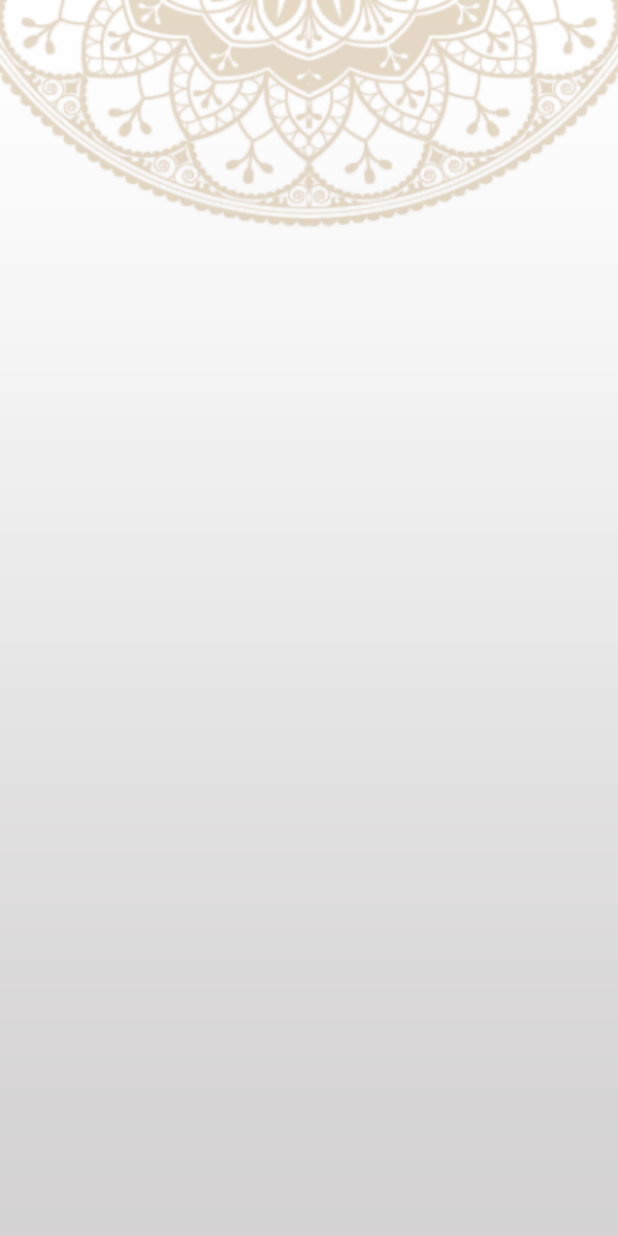
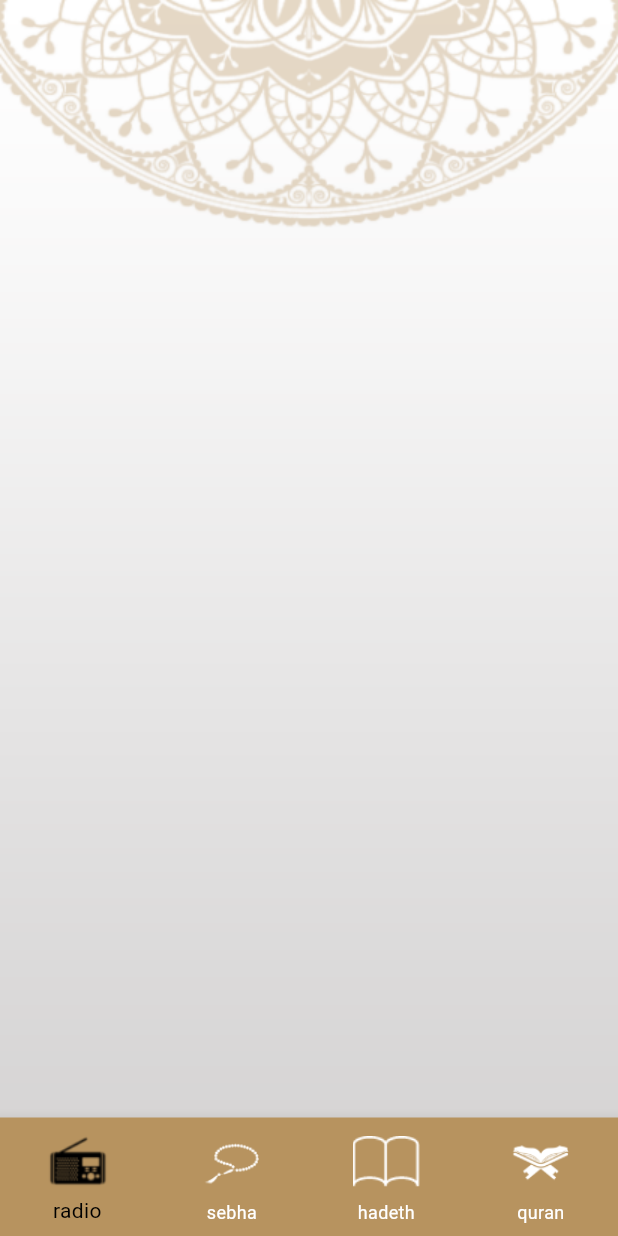
Before and after one commit to abanoub6/Islami-app, a Flutter app: the screen it shows after launch, on a phone screen of 412 x 824 dp. Run offline on Flutter 3.47's test engine with Material 3 defaults, Android fonts, the light colour scheme and no system bars.

Commit message:
adding navigation bar UI

```diff
--- a/lib/home.dart
+++ b/lib/home.dart
@@ -12,7 +12,50 @@ class Home extends StatelessWidget {
           image: AssetImage("assets/images/default_bg.png"),
         ),
       ),
-      child: Scaffold(backgroundColor: Colors.transparent),
+      child: Scaffold(
+        backgroundColor: Colors.transparent,
+        bottomNavigationBar: BottomNavigationBar(
+          type: BottomNavigationBarType.fixed,
+          backgroundColor: Color(0XffB7935F),
+          selectedItemColor: Colors.black,
+          unselectedItemColor: Colors.white,
+          iconSize: 45,
+          items: [
+            BottomNavigationBarItem(
+              icon: ImageIcon(AssetImage("assets/images/icon_radio.png")),
+              label: "radio",
+            ),
+            BottomNavigationBarItem(
+              icon: ImageIcon(AssetImage("assets/images/icon_sebha.png")),
+              label: "sebha",
+            ),
+            BottomNavigationBarItem(
+              icon: ImageIcon(AssetImage("assets/images/icon_hadeth.png")),
+              label: "hadeth",
+            ),
+            BottomNavigationBarItem(
+              icon: ImageIcon(AssetImage("assets/images/icon_quran.png")),
+              label: "quran",
+            ),
+          ],
+        ),
+      ),
     );
   }
 }
+
+/*
+navigation bar type (shifting,fixed)
+shifting : when clicked the button be focused and has a shifting space on his left and right ,
+the nav bar by default be "fixed",but if the items (buttons) are more than 3 the nav bar be "shifting"
+and the default color of shifting is <white >
+fixed:  when clicked the button has a fixed space like the other buttons , the nav bar by default be "fixed"
+
+and we can change the type manually ,we can change the colour using :selectedItemColour, unselectedItemColor
+
+*
+*
+*
+*
+*
+* */
```
